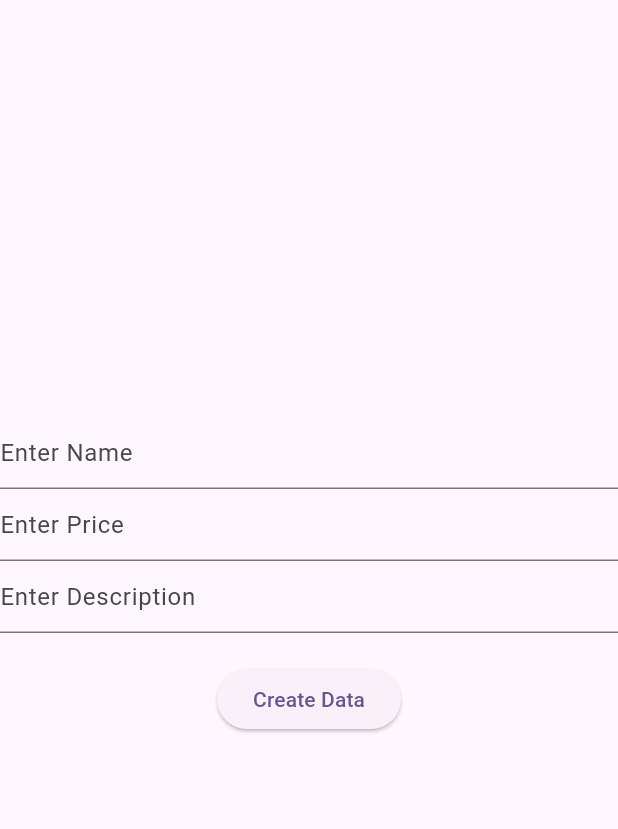
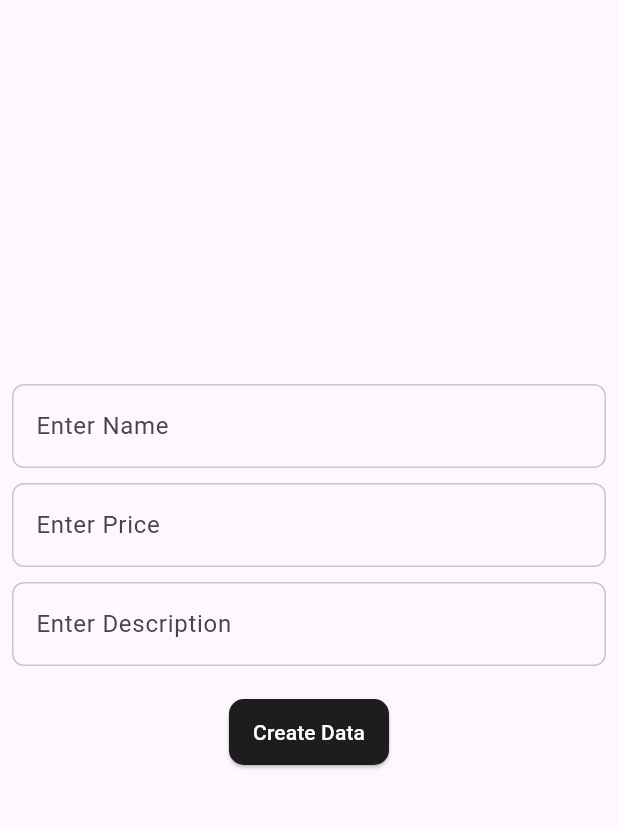
Before and after one commit to AtharvaChavan04/Node-Js-Project, a Flutter app: the screen it shows after launch, after a tap on "CREATE", on a phone screen of 412 x 824 dp, the part 84-913 px from its top. Run offline on Flutter 3.47's test engine with Material 3 defaults, Android fonts, the light colour scheme and no system bars; network calls fail.

Commit message:
Initial Commit

```diff
--- a/client/node_js_project/lib/main.dart
+++ b/client/node_js_project/lib/main.dart
@@ -17,10 +17,7 @@ class MyApp extends StatelessWidget {
     return MaterialApp(
       title: 'Flutter Demo',
       debugShowCheckedModeBanner: false,
-      theme: ThemeData(
-        colorScheme: ColorScheme.fromSeed(seedColor: Colors.deepPurple),
-        useMaterial3: true,
-      ),
+      theme: ThemeData.light(useMaterial3: true),
       initialRoute: "Home",
       routes: {
         "Home": (context) => const HomePage(),
--- a/client/node_js_project/lib/services/api_services.dart
+++ b/client/node_js_project/lib/services/api_services.dart
@@ -4,7 +4,7 @@ import 'package:http/http.dart' as http;
 import 'package:node_js_project/model/product_model.dart';
 
 class ApiServices {
-  static const baseUrl = "http://192.168.0.105:3000/api";
+  static const baseUrl = "https://node-js-project-nep0.onrender.com/api";
 
 //post method
   static addproduct(Map pdata) async {
--- a/client/node_js_project/lib/view/pages/create_page.dart
+++ b/client/node_js_project/lib/view/pages/create_page.dart
@@ -20,6 +20,8 @@ class _CreatePageState extends State<CreatePage> {
     return Scaffold(
       appBar: const AppbarWidget(),
       body: Center(
+        child: Padding(
+          padding: const EdgeInsets.all(8.0),
           child: Column(
             mainAxisAlignment: MainAxisAlignment.center,
             children: [
@@ -27,10 +29,12 @@ class _CreatePageState extends State<CreatePage> {
                 text: "Enter Name",
                 controller: nameController,
               ),
+              const SizedBox(height: 10),
               TextfieldWidget(
                 text: "Enter Price",
                 controller: priceController,
               ),
+              const SizedBox(height: 10),
               TextfieldWidget(
                 text: "Enter Description",
                 controller: descController,
@@ -45,11 +49,22 @@ class _CreatePageState extends State<CreatePage> {
                   };
                   ApiServices.addproduct(data);
                 },
+                style: ElevatedButton.styleFrom(
+                  foregroundColor: Colors.white,
+                  backgroundColor:
+                      const Color.fromARGB(255, 30, 29, 29), // Text color
+                  padding: const EdgeInsets.symmetric(
+                      horizontal: 16.0, vertical: 12.0),
+                  shape: RoundedRectangleBorder(
+                    borderRadius: BorderRadius.circular(10.0),
+                  ),
+                ),
                 child: const Text("Create Data"),
               ),
             ],
           ),
         ),
+      ),
     );
   }
 }
--- a/client/node_js_project/lib/view/pages/home_page.dart
+++ b/client/node_js_project/lib/view/pages/home_page.dart
@@ -14,8 +14,11 @@ class _HomePageState extends State<HomePage> {
   Widget build(BuildContext context) {
     return Scaffold(
       appBar: const AppbarWidget(),
-      body: Center(
+      body: SingleChildScrollView(
+        scrollDirection: Axis.horizontal,
         child: Column(
+          children: [
+            Row(
               mainAxisAlignment: MainAxisAlignment.center,
               children: [
                 ButtonWidget(
@@ -30,6 +33,12 @@ class _HomePageState extends State<HomePage> {
                     Navigator.pushNamed(context, "Fetch");
                   },
                 ),
+              ],
+            ),
+            const SizedBox(height: 8),
+            Row(
+              mainAxisAlignment: MainAxisAlignment.center,
+              children: [
                 ButtonWidget(
                   text: "UPDATE",
                   onPressed: () {
@@ -44,6 +53,8 @@ class _HomePageState extends State<HomePage> {
                 ),
               ],
             ),
+          ],
+        ),
       ),
     );
   }
--- a/client/node_js_project/lib/view/widgets/button_widget.dart
+++ b/client/node_js_project/lib/view/widgets/button_widget.dart
@@ -12,9 +12,35 @@ class ButtonWidget extends StatelessWidget {
 
   @override
   Widget build(BuildContext context) {
-    return ElevatedButton(
-      onPressed: onPressed,
-      child: Text(text),
+    double screenWidth = MediaQuery.of(context).size.width;
+    double screenHeight = MediaQuery.of(context).size.height;
+    double cardWidth = screenWidth * 0.5;
+    double cardHeight = screenHeight * 0.25;
+
+    return GestureDetector(
+      onTap: onPressed,
+      child: SizedBox(
+        height: cardHeight,
+        width: cardWidth,
+        child: Card(
+          elevation: 4.0,
+          shape: RoundedRectangleBorder(
+            borderRadius: BorderRadius.circular(8.0),
+          ),
+          child: Padding(
+            padding: const EdgeInsets.all(16.0),
+            child: Center(
+              child: Text(
+                text,
+                style: const TextStyle(
+                  fontSize: 16.0,
+                  fontWeight: FontWeight.bold,
+                ),
+              ),
+            ),
+          ),
+        ),
+      ),
     );
   }
 }
--- a/client/node_js_project/lib/view/widgets/textfield_widget.dart
+++ b/client/node_js_project/lib/view/widgets/textfield_widget.dart
@@ -18,9 +18,17 @@ class _TextfieldWidgetState extends State<TextfieldWidget> {
   @override
   Widget build(BuildContext context) {
     return TextField(
-        controller: widget.controller,
-        decoration: InputDecoration(
+      controller: widget.controller,
+      decoration: InputDecoration(
           hintText: widget.text,
-        ));
+          enabledBorder: OutlineInputBorder(
+            borderRadius: BorderRadius.circular(8.0),
+            borderSide: const BorderSide(color: Color.fromARGB(77, 84, 78, 78)),
+          ),
+          focusedBorder: OutlineInputBorder(
+            borderRadius: BorderRadius.circular(8.0),
+            borderSide: const BorderSide(color: Colors.black),
+          )),
+    );
   }
 }
```
Also changed, not shown: 3 other files. Lines whose indentation alone changed are shown as unchanged.
